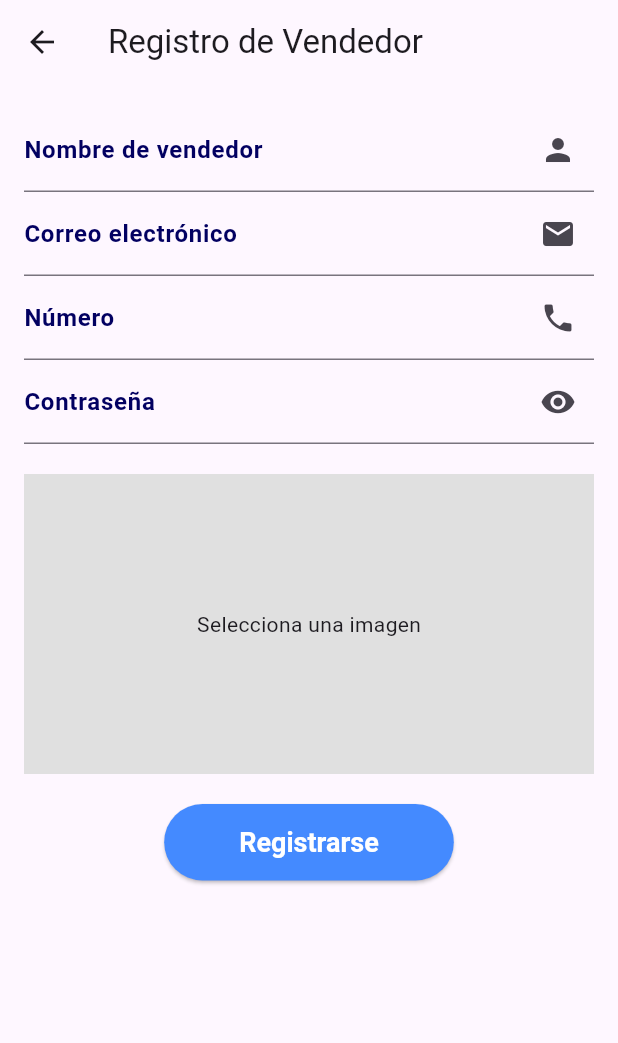
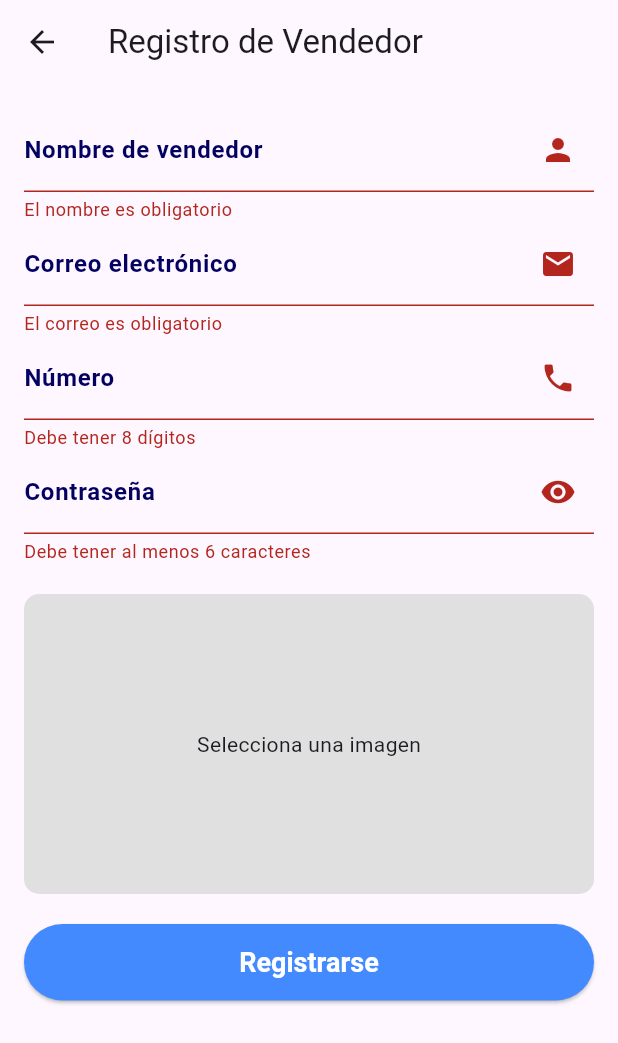
Before and after one commit to DanielGiron20/TradeUnitec, a Flutter app: the Logon screen opened by its route, after a tap on "Registrarse", on a phone screen of 412 x 824 dp. Shown: the top 1043 px of the screen. Run offline on Flutter 3.47's test engine with Material 3 defaults, Android fonts, the light colour scheme and no system bars; our stand-ins replace cloud_firestore, firebase_auth, firebase_core, firebase_storage, get, image_picker; accounts and stored records are empty.

Commit message:
solucion snackbar e imagenes

```diff
--- a/lib/main.dart
+++ b/lib/main.dart
@@ -1,5 +1,6 @@
 import 'package:firebase_core/firebase_core.dart';
 import 'package:flutter/material.dart';
+import 'package:get/get_navigation/src/root/get_material_app.dart';
 import 'package:tradeunitec/pantallas/rutas.dart';
 
 
@@ -26,7 +27,7 @@ class _MyAppState extends State<MyApp> {
 
   @override
   Widget build(BuildContext context) {
-    return MaterialApp(
+    return GetMaterialApp(
       debugShowCheckedModeBanner: false,
       title: 'Material App',
       initialRoute: MyRoutes.PantallaPrincipal.name,
--- a/lib/pantallas/logon.dart
+++ b/lib/pantallas/logon.dart
@@ -5,7 +5,6 @@ import 'package:firebase_auth/firebase_auth.dart';
 import 'package:firebase_storage/firebase_storage.dart';
 import 'package:flutter/material.dart';
 import 'package:get/get.dart';
-import 'package:image_cropper/image_cropper.dart';
 import 'package:image_picker/image_picker.dart';
 import 'package:tradeunitec/widgets/custom_input.dart';
 import 'package:tradeunitec/widgets/loading_dialog.dart';
@@ -18,122 +17,53 @@ class Logon extends StatefulWidget {
 }
 
 class _LogonState extends State<Logon> {
-  final _nombreController = TextEditingController();
-  final _correoController = TextEditingController();
-  final _contrasenaController = TextEditingController();
-  final _numeroController = TextEditingController();
-  final GlobalKey<FormState> _formKey = GlobalKey<FormState>();
+  final _formKey = GlobalKey<FormState>();
+  final TextEditingController _nombreController = TextEditingController();
+  final TextEditingController _correoController = TextEditingController();
+  final TextEditingController _contrasenaController = TextEditingController();
+  final TextEditingController _numeroController = TextEditingController();
+  File? _logoFile;
   final loadingDialog = LoadingDialog();
-  File? _logoFile;
 
   @override
   Widget build(BuildContext context) {
     return Scaffold(
-      appBar: AppBar(title: Text("Registro de Vendedor")),
+      appBar: AppBar(title: const Text("Registro de Vendedor")),
       body: SingleChildScrollView(
-        padding: EdgeInsets.all(16.0),
+        padding: const EdgeInsets.all(16.0),
         child: Form(
           key: _formKey,
           child: Column(
+            crossAxisAlignment: CrossAxisAlignment.stretch,
             children: [
-              CustomInputs(
+              _buildTextInput(
                 controller: _nombreController,
-                validator: (valor) {
-                  if (valor == null || valor.isEmpty) {
-                    return 'El nombre es obligatorio';
-                  }
-                  if (valor.length > 20) {
-                    return 'El nombre no puede tener más de 20 caracteres';
-                  }
-                  if (valor.length < 3) {
-                    return 'El nombre debe tener al menos 3 caracteres';
-                  }
-                  return null;
-                },
-                teclado: TextInputType.text,
-                hint: 'Ingrese el nombre de vendedor',
-                nombrelabel: 'Nombre de vendedor',
-                icono: Icons.person,
-                show: false,
+                label: "Nombre de vendedor",
+                hint: "Ingrese el nombre de vendedor",
+                icon: Icons.person,
+                validator: _validateNombre,
               ),
-              CustomInputs(
+              _buildTextInput(
                 controller: _correoController,
-                validator: (valor) {
-                  if (valor == null || valor.isEmpty) {
-                    return 'El correo es obligatorio';
-                  }
-                  if (!GetUtils.isEmail(valor.trim())) {
-                    return 'El correo no es válido';
-                  }
-                  if (!valor.trim().endsWith('@unah.hn') &&
-                      !valor.trim().endsWith('@unah.edu.hn')) {
-                    return 'El correo debe ser un correo institucional de la UNAH';
-                  }
-                  return null;
-                },
-                teclado: TextInputType.emailAddress,
-                hint: 'Ingrese su correo electrónico',
-                nombrelabel: 'Correo electrónico',
-                icono: Icons.email,
-                show: false,
+                label: "Correo electrónico",
+                hint: "Ingrese su correo institucional",
+                icon: Icons.email,
+                keyboardType: TextInputType.emailAddress,
+                validator: _validateCorreo,
               ),
-              CustomInputs(
+              _buildTextInput(
                 controller: _numeroController,
-                validator: (valor) {
-                  if (valor == null || valor.isEmpty) {
-                    return 'El número es obligatorio';
-                  }
-                  if (valor.length != 8) {
-                    return 'El número debe tener 8 dígitos';
-                  }
-                  return null;
-                },
-                teclado: TextInputType.number,
-                hint: 'Ingrese su número',
-                nombrelabel: 'Número',
-                icono: Icons.phone,
-                show: false,
+                label: "Número",
+                hint: "Ingrese su número de teléfono",
+                icon: Icons.phone,
+                keyboardType: TextInputType.number,
+                validator: _validateNumero,
               ),
-              PasswordInput(
-                controller: _contrasenaController,
-                validator: (valor) {
-                  if (valor == null || valor.isEmpty) {
-                    return 'La contraseña es obligatoria';
-                  }
-                  if (valor.length < 6) {
-                    return 'La contraseña debe tener al menos 6 caracteres';
-                  }
-                  return null;
-                },
-                nombrelabel: 'Contraseña',
-                hint: 'Ingrese su contraseña',
-              ),
+              _buildPasswordInput(),
               const SizedBox(height: 20),
-              GestureDetector(
-                onTap: _pickImage,
-                child: Container(
-                  width: double.infinity,
-                  height: 200,
-                  color: Colors.grey[300],
-                  child: _logoFile == null
-                      ? const Center(child: Text('Selecciona una imagen'))
-                      : Image.file(_logoFile!),
-                ),
-              ),
-              SizedBox(height: 20),
-              ElevatedButton(
-                style: ElevatedButton.styleFrom(
-                  backgroundColor: Colors.blueAccent,
-                  padding: EdgeInsets.symmetric(horizontal: 50, vertical: 15),
-                  textStyle:
-                      TextStyle(fontSize: 18, fontWeight: FontWeight.bold),
-                ),
-                child:
-                    Text('Registrarse', style: TextStyle(color: Colors.white)),
-                onPressed: () {
-                  registerSeller(context);
-                },
-              ),
+              _buildImagePicker(),
+              const SizedBox(height: 20),
+              _buildRegisterButton(context),
             ],
           ),
         ),
@@ -141,72 +71,114 @@ class _LogonState extends State<Logon> {
     );
   }
 
+  Widget _buildTextInput({
+    required TextEditingController controller,
+    required String label,
+    required String hint,
+    required IconData icon,
+    TextInputType keyboardType = TextInputType.text,
+    String? Function(String?)? validator,
+  }) {
+    return CustomInputs(
+      controller: controller,
+      nombrelabel: label,
+      hint: hint,
+      icono: icon,
+      teclado: keyboardType,
+      validator: validator,
+      show: false,
+    );
+  }
+
+  Widget _buildPasswordInput() {
+    return PasswordInput(
+      controller: _contrasenaController,
+      nombrelabel: 'Contraseña',
+      hint: 'Ingrese su contraseña',
+      validator: _validateContrasena,
+    );
+  }
+
+  Widget _buildImagePicker() {
+    return GestureDetector(
+      onTap: _pickImage,
+      child: Container(
+        width: double.infinity,
+        height: 200,
+        decoration: BoxDecoration(
+          color: Colors.grey[300],
+          borderRadius: BorderRadius.circular(10),
+        ),
+        child: _logoFile == null
+            ? const Center(child: Text('Selecciona una imagen'))
+            : Image.file(_logoFile!, fit: BoxFit.cover),
+      ),
+    );
+  }
+
+  Widget _buildRegisterButton(BuildContext context) {
+    return ElevatedButton(
+      style: ElevatedButton.styleFrom(
+        backgroundColor: Colors.blueAccent,
+        padding: const EdgeInsets.symmetric(horizontal: 50, vertical: 15),
+        textStyle: const TextStyle(fontSize: 18, fontWeight: FontWeight.bold),
+      ),
+      onPressed: () => _registerSeller(context),
+      child: const Text('Registrarse', style: TextStyle(color: Colors.white)),
+    );
+  }
+
   Future<void> _pickImage() async {
-    try {
-      final pickedFile =
-          await ImagePicker().pickImage(source: ImageSource.gallery);
-      if (pickedFile != null) {
-        final croppedFile = await ImageCropper().cropImage(
-          sourcePath: pickedFile.path,
-          maxWidth: 1000,
-          maxHeight: 1000,
-          uiSettings: [
-            AndroidUiSettings(
-              toolbarTitle: 'Recortar imagen',
-              toolbarColor: const Color.fromARGB(255, 33, 46, 127),
-              toolbarWidgetColor: Colors.white,
-              activeControlsWidgetColor: const Color.fromARGB(255, 255, 211, 0),
-              aspectRatioPresets: [
-                CropAspectRatioPreset.square,
-              ],
-              lockAspectRatio: true,
+  final ImagePicker _picker = ImagePicker();
+
+  final pickedFile = await showDialog<XFile>(
+    context: context,
+    builder: (context) => AlertDialog(
+      title: const Text('Selecciona una fuente de imagen'),
+      actions: <Widget>[
+        TextButton(
+          onPressed: () async {
+            Navigator.pop(context, await _picker.pickImage(source: ImageSource.camera));
+          },
+          child: const Text('Cámara'),
         ),
-            IOSUiSettings(
-              title: 'Recortar imagen',
-              aspectRatioLockEnabled: true,
-              minimumAspectRatio: 1.0,
+        TextButton(
+          onPressed: () async {
+            Navigator.pop(context, await _picker.pickImage(source: ImageSource.gallery));
+          },
+          child: const Text('Galería'),
         ),
       ],
+    ),
   );
 
-        if (croppedFile != null) {
+  if (pickedFile != null) {
     setState(() {
-            _logoFile = File(croppedFile.path);
+      _logoFile = File(pickedFile.path);
     });
   }
 }
-    } catch (e) {
-      /*
-      Get.snackbar('Error', 'Error al seleccionar o recortar la imagen');
-      */
-    }
-  }
 
-  Future<void> registerSeller(BuildContext context) async {
-    if (_formKey.currentState == null || mounted == false) {
-      /*
-      Get.snackbar('Error', 'Por favor complete los campos correctamente',
-          backgroundColor: Colors.red, colorText: Colors.white);
-          */
-      return;
-    }
 
+  Future<void> _registerSeller(BuildContext context) async {
+    if (!_formKey.currentState!.validate()) return;
     loadingDialog.show(context);
+
     try {
-      UserCredential userCredential =
-          await FirebaseAuth.instance.createUserWithEmailAndPassword(
+      UserCredential userCredential = await FirebaseAuth.instance.createUserWithEmailAndPassword(
         email: _correoController.text.trim(),
         password: _contrasenaController.text.trim(),
       );
       await userCredential.user!.sendEmailVerification();
+
       String logoUrl = '';
       if (_logoFile != null) {
-        final storageRef = FirebaseStorage.instance.refFromURL(
-            'gs://tradeunitec.appspot.com/logos/${DateTime.now().toIso8601String()}');
-        final uploadTask = await storageRef.putFile(_logoFile!);
-        logoUrl = await uploadTask.ref.getDownloadURL();
+        final storageRef = FirebaseStorage.instance.ref('logos/${DateTime.now().toIso8601String()}');
+        await storageRef.putFile(_logoFile!);
+        logoUrl = await storageRef.getDownloadURL();
       }
-      await FirebaseFirestore.instance.collection('users').add({
+
+      await FirebaseFirestore.instance.collection('users').doc(userCredential.user!.uid).set({
         'uid': userCredential.user!.uid,
         'name': _nombreController.text.trim(),
         'correo': _correoController.text.trim(),
@@ -214,23 +186,33 @@ class _LogonState extends State<Logon> {
         'logo': logoUrl
       });
 
-      _formKey.currentState!.reset();
-      /*
-      Get.snackbar(
-        'Confirmación de correo',
-        'Se ha enviado un correo de verificación. Revisa tu correo antes de continuar.',
-        backgroundColor: const Color.fromARGB(255, 33, 46, 127),
-        colorText: Colors.white,
-      );
-      */
-      loadingDialog.hide(context);
+      Get.snackbar('Registro exitoso', 'Revisa tu correo para verificar la cuenta.');
       Navigator.pop(context);
     } catch (e) {
+      Get.snackbar('Error', 'Error al registrar el vendedor: ${e.toString()}');
+    } finally {
       loadingDialog.hide(context);
-      /*
-      Get.snackbar('Error', 'Error al registrar el vendedor: ${e.toString()}',
-          backgroundColor: Colors.red, colorText: Colors.white);
-          */
     }
   }
+
+  String? _validateNombre(String? value) {
+    if (value == null || value.isEmpty) return 'El nombre es obligatorio';
+    if (value.length < 3 || value.length > 20) return 'Debe tener entre 3 y 20 caracteres';
+    return null;
   }
+
+  String? _validateCorreo(String? value) {
+    if (value == null || value.isEmpty) return 'El correo es obligatorio';
+    return null;
+  }
+
+  String? _validateNumero(String? value) {
+    if (value == null || value.isEmpty || value.length != 8) return 'Debe tener 8 dígitos';
+    return null;
+  }
+
+  String? _validateContrasena(String? value) {
+    if (value == null || value.isEmpty || value.length < 6) return 'Debe tener al menos 6 caracteres';
+    return null;
+  }
+}
--- a/pubspec.yaml
+++ b/pubspec.yaml
@@ -42,6 +42,9 @@ dependencies:
   image_picker: ^1.1.2
   image_cropper: ^8.0.2
   firebase_storage: ^12.4.3
+  path_provider: ^2.1.2
+  path: ^1.8.3
+  permission_handler: ^11.0.1
 
 dev_dependencies:
   change_app_package_name: ^1.0.0
```
Also changed, not shown: pubspec.lock, 4 other files. Lines whose indentation alone changed are shown as unchanged.
